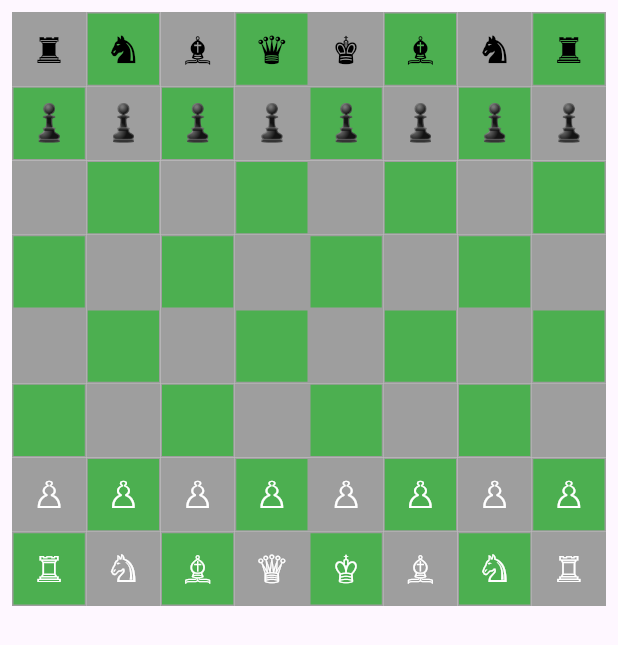
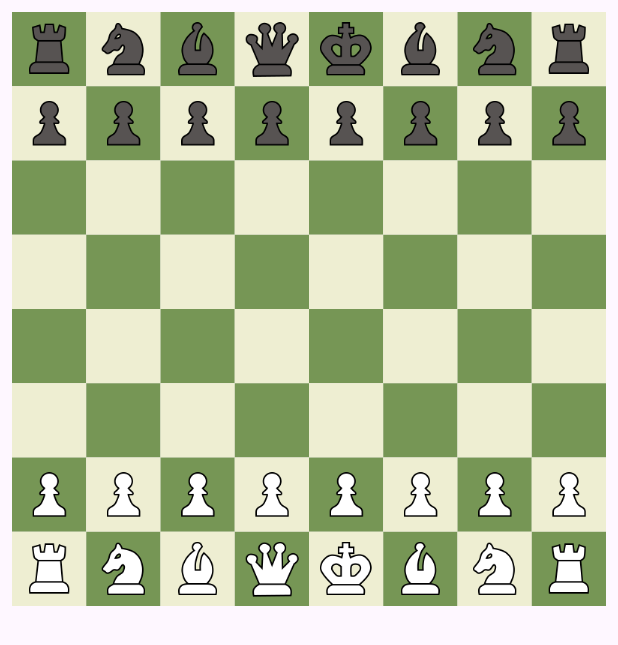
Before and after one commit to windyhealth/zen_chess, a Flutter app: the screen it shows after launch, on a phone screen of 412 x 824 dp. Shown: the top 645 px of the screen. Run offline on Flutter 3.47's test engine with Material 3 defaults, Android fonts, the phone set to English and light mode, and no system bars; our stand-ins replace bloc, equatable, flutter_bloc.

Commit message:
Piece's images & board'colors

```diff
--- a/lib/features/board/widgets/chess_square.dart
+++ b/lib/features/board/widgets/chess_square.dart
@@ -1,3 +1,5 @@
+import 'dart:math';
+
 import 'package:flutter/material.dart';
 import '../models/square_model.dart';
 import '../models/piece_model.dart';
@@ -19,8 +21,10 @@ class ChessSquare extends StatelessWidget {
       onTap: onTap,
       child: Container(
         decoration: BoxDecoration(
-          color: square.color == "white" ? Colors.grey : Colors.green,
-          border: Border.all(color: Colors.grey),
+          color: square.color == "white"
+              ? const Color(0xFF769655)
+              : const Color(0xFFEEEED2),
+          border: Border.all(color: Colors.transparent),
         ),
         child: _buildPiece(),
       ),
@@ -35,33 +39,16 @@ class ChessSquare extends StatelessWidget {
     }
 
     return Center(
-      child: Text(
-        _pieceSymbol(square.piece!),
-        style: TextStyle(
-          color: square.piece!.color == PieceColor.white
-              ? Colors.white
-              : Colors.black,
-          fontSize: 24.0,
-        ),
+      child: Image.asset(
+        _getPieceImagePath(square.piece!),
+        width: 40.0,
+        height: 40.0,
+        fit: BoxFit.contain,
       ),
     );
   }
 
-  /// Lấy ký hiệu quân cờ từ model
-  String _pieceSymbol(PieceModel piece) {
-    switch (piece.type) {
-      case PieceType.king:
-        return piece.color == PieceColor.white ? '♔' : '♚';
-      case PieceType.queen:
-        return piece.color == PieceColor.white ? '♕' : '♛';
-      case PieceType.rook:
-        return piece.color == PieceColor.white ? '♖' : '♜';
-      case PieceType.bishop:
-        return piece.color == PieceColor.white ? '♗' : '♝';
-      case PieceType.knight:
-        return piece.color == PieceColor.white ? '♘' : '♞';
-      case PieceType.pawn:
-        return piece.color == PieceColor.white ? '♙' : '♟';
-    }
+  String _getPieceImagePath(PieceModel piece) {
+    return "assets/pieces/${piece.color.name}_${piece.type.name}.png";
   }
 }
```
Also changed, not shown: pubspec.yaml (+3 -6 lines), assets/pieces/black_bishop.png (added), assets/pieces/black_king.png (added), assets/pieces/black_knight.png (added), assets/pieces/black_pawn.png (added), assets/pieces/black_queen.png (added), assets/pieces/black_rook.png (added), assets/pieces/white_bishop.png (added), assets/pieces/white_king.png (added), assets/pieces/white_knight.png (added), assets/pieces/white_pawn.png (added), assets/pieces/white_queen.png (added), assets/pieces/white_rook.png (added), pubspec.lock.
